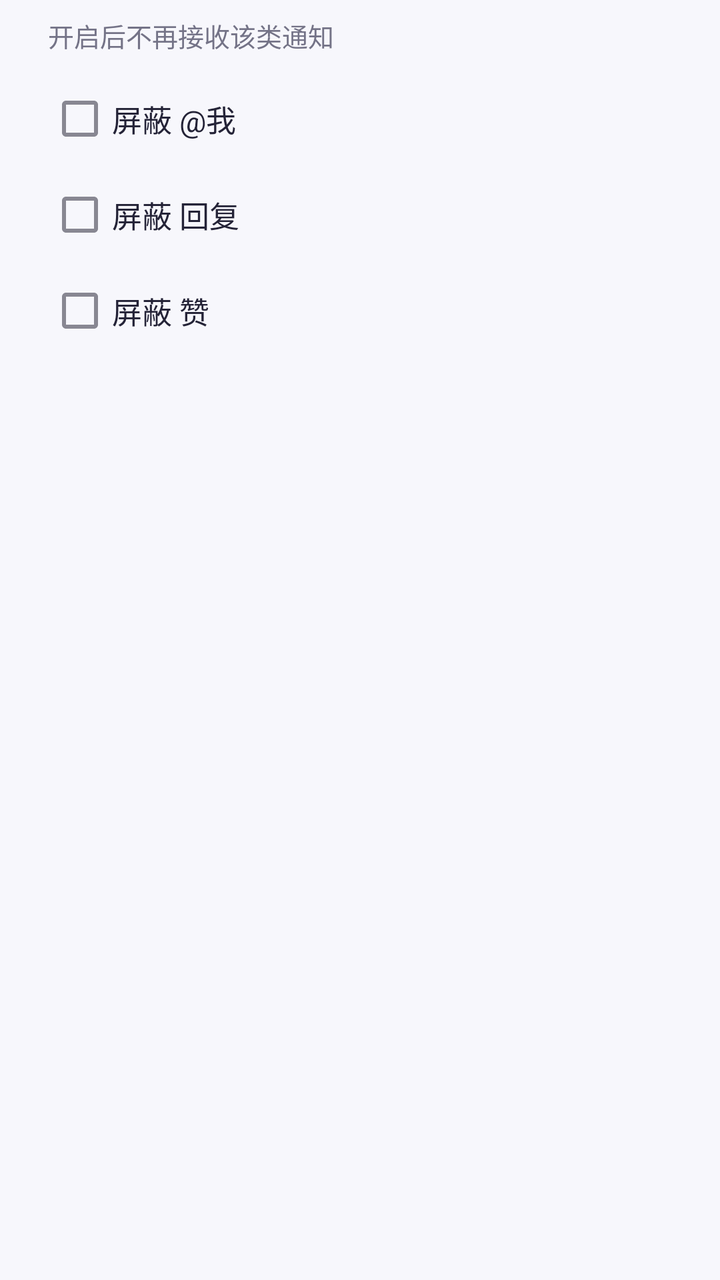
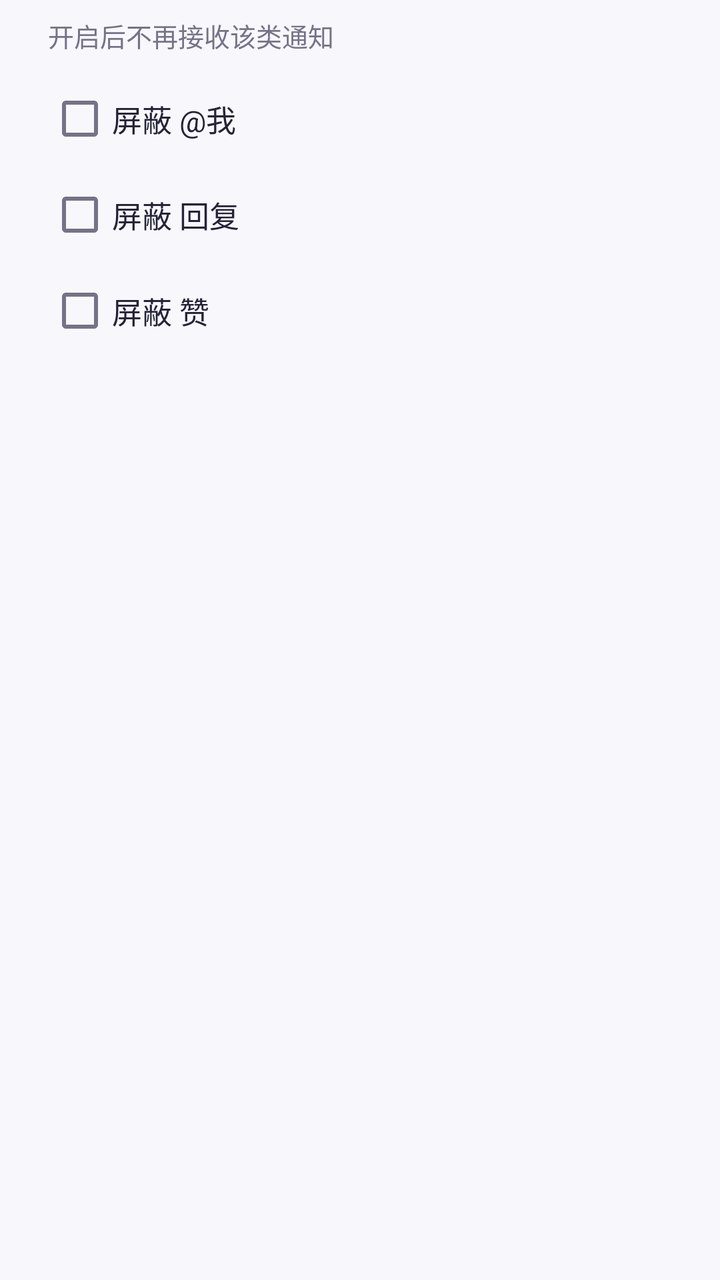

The first picture is an Android layout as it rendered before a commit; the second is the same layout after the commit. The layout source and the unified diff follow.
<!-- AndroidManifest.xml: application theme AppTheme -->
<!-- res/layout/dialog_notification_settings.xml -->
<?xml version="1.0" encoding="utf-8"?>
<LinearLayout xmlns:android="http://schemas.android.com/apk/res/android"
    android:layout_width="match_parent"
    android:layout_height="wrap_content"
    android:orientation="vertical"
    android:paddingStart="24dp"
    android:paddingEnd="24dp"
    android:paddingTop="8dp"
    android:paddingBottom="8dp">

    <TextView
        android:layout_width="match_parent"
        android:layout_height="wrap_content"
        android:text="@string/messages_mute_hint"
        android:textSize="13sp"
        android:textColor="@color/profile_muted"
        android:paddingBottom="8dp" />

    <CheckBox
        android:id="@+id/ns_mention"
        android:layout_width="match_parent"
        android:layout_height="wrap_content"
        android:text="@string/messages_mute_mention"
        android:textSize="15sp"
        android:textColor="@color/profile_ink" />

    <CheckBox
        android:id="@+id/ns_reply"
        android:layout_width="match_parent"
        android:layout_height="wrap_content"
        android:text="@string/messages_mute_reply"
        android:textSize="15sp"
        android:textColor="@color/profile_ink" />

    <CheckBox
        android:id="@+id/ns_like"
        android:layout_width="match_parent"
        android:layout_height="wrap_content"
        android:text="@string/messages_mute_like"
        android:textSize="15sp"
        android:textColor="@color/profile_ink" />

</LinearLayout>
<!-- resources referenced by this layout -->
<resources>
  <color name="profile_ink">#242337</color>
  <color name="profile_muted">#747387</color>
  <string name="messages_mute_hint">开启后不再接收该类通知</string>
  <string name="messages_mute_like">屏蔽 赞</string>
  <string name="messages_mute_mention">屏蔽 @我</string>
  <string name="messages_mute_reply">屏蔽 回复</string>
  <style name="AppTheme" parent="Theme.MaterialComponents.Light.NoActionBar">
          
          <item name="colorPrimary">@color/profile_accent</item>
          <item name="colorPrimaryVariant">@color/brand_violet_deep</item>
          <item name="colorOnPrimary">@color/white</item>
  
          
          <item name="colorSecondary">@color/brand_violet_light</item>
          <item name="colorSecondaryVariant">@color/brand_violet</item>
          <item name="colorOnSecondary">@color/white</item>
  
          
          <item name="android:colorBackground">@color/profile_bg</item>
          <item name="colorSurface">@color/profile_surface</item>
          <item name="colorOnBackground">@color/profile_ink</item>
          <item name="colorOnSurface">@color/profile_ink</item>
          <item name="colorError">@color/profile_error</item>
  
          
          <item name="android:statusBarColor">@color/profile_bg</item>
          <item name="android:windowLightStatusBar">true</item>
          <item name="android:navigationBarColor">@color/profile_surface</item>
          <item name="android:windowLightNavigationBar" tools:targetApi="o_mr1">true</item>
          <item name="android:windowBackground">@color/profile_bg</item>
  
          
          <item name="colorControlHighlight">@color/accent_ripple</item>
          <item name="rippleColor">@color/accent_ripple</item>
  
          
          <item name="shapeAppearanceSmallComponent">@style/ShapeRounded.Small</item>
          <item name="shapeAppearanceMediumComponent">@style/ShapeRounded.Medium</item>
          <item name="shapeAppearanceLargeComponent">@style/ShapeRounded.Large</item>
  
          
          <item name="materialButtonStyle">@style/Widget.PixelFlow.Button</item>
          <item name="textAppearanceButton">@style/TextAppearance.MaterialComponents.Button</item>
      </style>
  <color name="profile_accent">#6155CE</color>
  <color name="brand_violet_deep">#FF4A3FB8</color>
  <color name="white">#FFFFFFFF</color>
  <color name="brand_violet_light">#FF8B7FF5</color>
  <color name="brand_violet">#FF6155CE</color>
  <color name="profile_bg">#F7F7FC</color>
  <color name="profile_surface">#FFFFFF</color>
  <color name="profile_error">#B3261E</color>
  <color name="accent_ripple">#1F6155CE</color>
  <style name="ShapeRounded.Small" parent="ShapeAppearance.MaterialComponents.SmallComponent">
          <item name="cornerFamily">rounded</item>
          <item name="cornerSize">@dimen/radius_control</item>
      </style>
  <style name="ShapeRounded.Medium" parent="ShapeAppearance.MaterialComponents.MediumComponent">
          <item name="cornerFamily">rounded</item>
          <item name="cornerSize">@dimen/radius_card</item>
      </style>
  <style name="ShapeRounded.Large" parent="ShapeAppearance.MaterialComponents.LargeComponent">
          <item name="cornerFamily">rounded</item>
          <item name="cornerSize">24dp</item>
      </style>
  <style name="Widget.PixelFlow.Button" parent="Widget.MaterialComponents.Button">
          <item name="android:minHeight">52dp</item>
          <item name="android:textSize">15sp</item>
          <item name="android:textAllCaps">false</item>
          <item name="android:insetTop">0dp</item>
          <item name="android:insetBottom">0dp</item>
          <item name="cornerRadius">@dimen/radius_pill</item>
          <item name="android:textColor">@color/white</item>
      </style>
  <dimen name="radius_control">12dp</dimen>
  <dimen name="radius_card">16dp</dimen>
  <dimen name="radius_pill">22dp</dimen>
</resources>

<!-- the commit's change to res/layout/dialog_notification_settings.xml (unified diff, before → after) -->
@@ -22,6 +22,7 @@
         android:layout_height="wrap_content"
         android:text="@string/messages_mute_mention"
         android:textSize="15sp"
+        android:buttonTint="@color/dialog_control_tint"
         android:textColor="@color/profile_ink" />
 
     <CheckBox
@@ -30,6 +31,7 @@
         android:layout_height="wrap_content"
         android:text="@string/messages_mute_reply"
         android:textSize="15sp"
+        android:buttonTint="@color/dialog_control_tint"
         android:textColor="@color/profile_ink" />
 
     <CheckBox
@@ -38,6 +40,7 @@
         android:layout_height="wrap_content"
         android:text="@string/messages_mute_like"
         android:textSize="15sp"
+        android:buttonTint="@color/dialog_control_tint"
         android:textColor="@color/profile_ink" />
 
 </LinearLayout>
